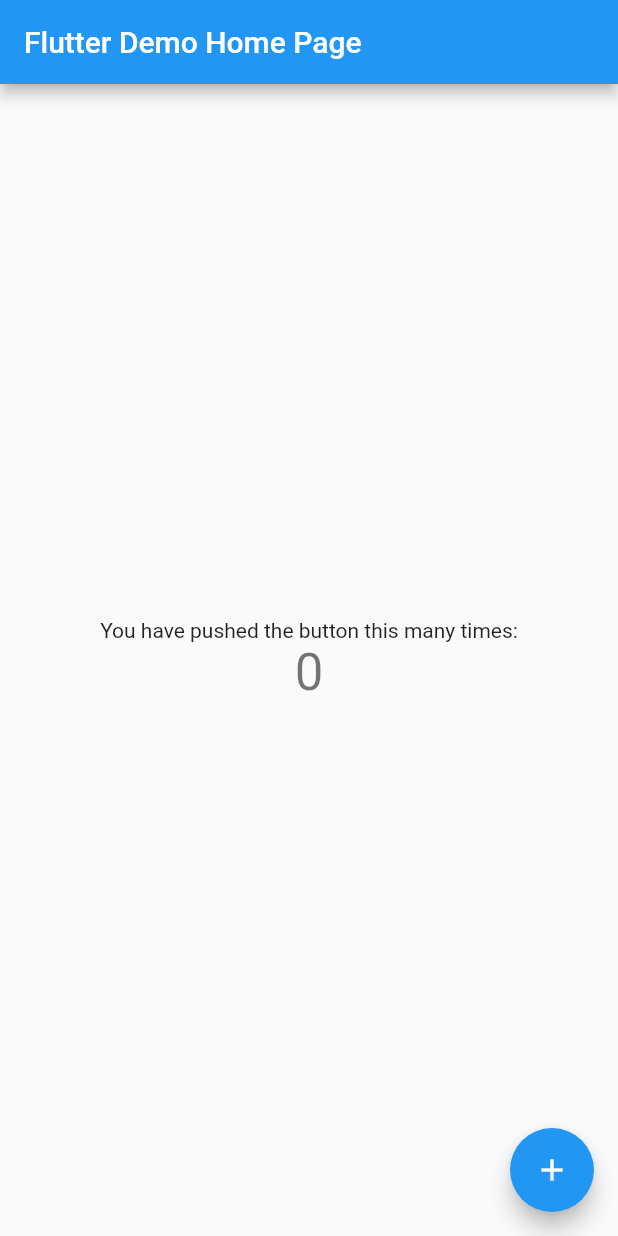
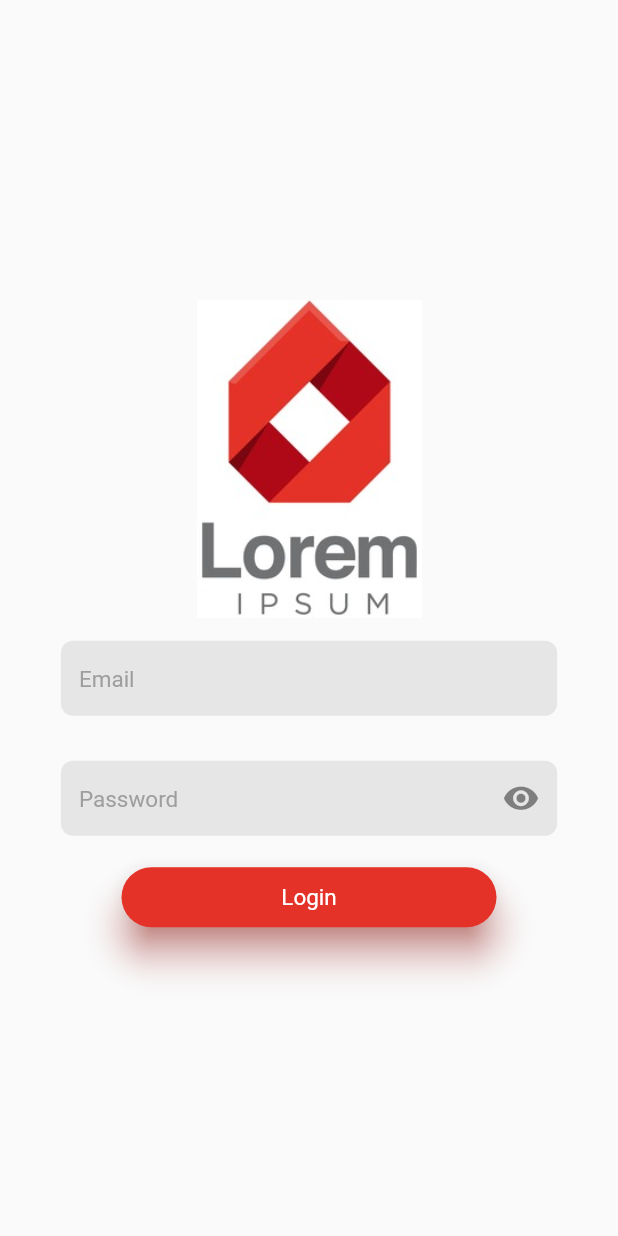
Before and after one commit to sudoahmed/MsGlobalTask1, a Flutter app: the screen it shows after launch, on a phone screen of 412 x 824 dp. Run offline on Flutter 3.47's test engine with Material 2 defaults, Android fonts, the phone set to English and light mode, and no system bars; our stand-ins replace animated_splash_screen.

Commit message:
Login page is added

```diff
--- /dev/null
+++ b/lib/components/custom_button.dart
@@ -0,0 +1,46 @@
+import 'package:flutter/material.dart';
+
+class CustomButton extends StatelessWidget {
+  final String buttonText;
+  final Color buttonColor;
+  final void Function()? buttonFunction;
+  final double desiredWidth;
+
+  const CustomButton({
+    Key? key,
+    required this.buttonText,
+    required this.buttonColor,
+    required this.buttonFunction,
+    required this.desiredWidth,
+  }) : super(key: key);
+
+  @override
+  Widget build(BuildContext context) {
+    return Container(
+      width: desiredWidth,
+      margin: const EdgeInsets.symmetric(horizontal: 15, vertical: 2),
+      child: ElevatedButton(
+        onPressed: buttonFunction,
+        style: ButtonStyle(
+          elevation: MaterialStateProperty.all(10),
+          shadowColor: MaterialStateProperty.all(buttonColor),
+          fixedSize: MaterialStateProperty.all(
+            Size(desiredWidth, 40),
+          ),
+          backgroundColor: MaterialStateProperty.all(buttonColor),
+          shape: MaterialStateProperty.all(
+            RoundedRectangleBorder(
+              borderRadius: BorderRadius.circular(20),
+            ),
+          ),
+          textStyle: MaterialStateProperty.all(
+            const TextStyle(
+              fontSize: 15,
+            ),
+          ),
+        ),
+        child: Text(buttonText),
+      ),
+    );
+  }
+}
--- /dev/null
+++ b/lib/components/custom_textfield.dart
@@ -0,0 +1,57 @@
+import 'package:flutter/material.dart';
+import 'package:ms_global_task1/constants/color_constants.dart';
+
+class CustomTextField extends StatelessWidget {
+  const CustomTextField({
+    Key? key,
+    required this.hintText,
+    required this.hintTextColor,
+    this.suffixIcon,
+    this.keyboard,
+    this.passwordField,
+    this.customFontSize,
+    this.customColor,
+    this.textDeco,
+  }) : super(key: key);
+
+  final String hintText;
+  final Color hintTextColor;
+  final Widget? suffixIcon;
+  final TextInputType? keyboard;
+  final bool? passwordField;
+  final double? customFontSize;
+  final Color? customColor;
+  final TextDecoration? textDeco;
+
+  @override
+  Widget build(BuildContext context) {
+    return Container(
+      margin: const EdgeInsets.symmetric(horizontal: 20, vertical: 15),
+      height: 50,
+      child: TextField(
+        obscureText: passwordField ?? false,
+        keyboardType: keyboard,
+        style: const TextStyle(color: kDefaultButtonColor),
+        decoration: InputDecoration(
+          border: const OutlineInputBorder().copyWith(
+            borderRadius: BorderRadius.circular(8),
+          ),
+          enabledBorder: const OutlineInputBorder(borderSide: BorderSide.none)
+              .copyWith(borderRadius: BorderRadius.circular(8)),
+          suffixIcon: suffixIcon,
+          filled: true,
+          fillColor: customColor ?? const Color.fromRGBO(230, 230, 230, 1),
+          isDense: true,
+          hintText: hintText,
+          hintStyle: TextStyle(
+            color: hintTextColor,
+            fontSize: customFontSize ?? 15,
+            decoration: textDeco ?? TextDecoration.none,
+
+            //fontWeight: FontWeight.bold,
+          ),
+        ),
+      ),
+    );
+  }
+}
--- /dev/null
+++ b/lib/constants/color_constants.dart
@@ -0,0 +1,3 @@
+import 'package:flutter/material.dart';
+
+const Color kDefaultButtonColor = Color.fromRGBO(228, 50, 40, 1);
--- a/lib/main.dart
+++ b/lib/main.dart
@@ -1,4 +1,5 @@
 import 'package:flutter/material.dart';
+import 'package:ms_global_task1/screens/splash_screen.dart';
 
 void main() {
   runApp(const MyApp());
@@ -13,103 +14,9 @@ class MyApp extends StatelessWidget {
     return MaterialApp(
       title: 'Flutter Demo',
       theme: ThemeData(
-        // This is the theme of your application.
-        //
-        // Try running your application with "flutter run". You'll see the
-        // application has a blue toolbar. Then, without quitting the app, try
-        // changing the primarySwatch below to Colors.green and then invoke
-        // "hot reload" (press "r" in the console where you ran "flutter run",
-        // or simply save your changes to "hot reload" in a Flutter IDE).
-        // Notice that the counter didn't reset back to zero; the application
-        // is not restarted.
         primarySwatch: Colors.blue,
       ),
-      home: const MyHomePage(title: 'Flutter Demo Home Page'),
+      home: const SplashScreen(),
     );
   }
 }
-
-class MyHomePage extends StatefulWidget {
-  const MyHomePage({Key? key, required this.title}) : super(key: key);
-
-  // This widget is the home page of your application. It is stateful, meaning
-  // that it has a State object (defined below) that contains fields that affect
-  // how it looks.
-
-  // This class is the configuration for the state. It holds the values (in this
-  // case the title) provided by the parent (in this case the App widget) and
-  // used by the build method of the State. Fields in a Widget subclass are
-  // always marked "final".
-
-  final String title;
-
-  @override
-  State<MyHomePage> createState() => _MyHomePageState();
-}
-
-class _MyHomePageState extends State<MyHomePage> {
-  int _counter = 0;
-
-  void _incrementCounter() {
-    setState(() {
-      // This call to setState tells the Flutter framework that something has
-      // changed in this State, which causes it to rerun the build method below
-      // so that the display can reflect the updated values. If we changed
-      // _counter without calling setState(), then the build method would not be
-      // called again, and so nothing would appear to happen.
-      _counter++;
-    });
-  }
-
-  @override
-  Widget build(BuildContext context) {
-    // This method is rerun every time setState is called, for instance as done
-    // by the _incrementCounter method above.
-    //
-    // The Flutter framework has been optimized to make rerunning build methods
-    // fast, so that you can just rebuild anything that needs updating rather
-    // than having to individually change instances of widgets.
-    return Scaffold(
-      appBar: AppBar(
-        // Here we take the value from the MyHomePage object that was created by
-        // the App.build method, and use it to set our appbar title.
-        title: Text(widget.title),
-      ),
-      body: Center(
-        // Center is a layout widget. It takes a single child and positions it
-        // in the middle of the parent.
-        child: Column(
-          // Column is also a layout widget. It takes a list of children and
-          // arranges them vertically. By default, it sizes itself to fit its
-          // children horizontally, and tries to be as tall as its parent.
-          //
-          // Invoke "debug painting" (press "p" in the console, choose the
-          // "Toggle Debug Paint" action from the Flutter Inspector in Android
-          // Studio, or the "Toggle Debug Paint" command in Visual Studio Code)
-          // to see the wireframe for each widget.
-          //
-          // Column has various properties to control how it sizes itself and
-          // how it positions its children. Here we use mainAxisAlignment to
-          // center the children vertically; the main axis here is the vertical
-          // axis because Columns are vertical (the cross axis would be
-          // horizontal).
-          mainAxisAlignment: MainAxisAlignment.center,
-          children: <Widget>[
-            const Text(
-              'You have pushed the button this many times:',
-            ),
-            Text(
-              '$_counter',
-              style: Theme.of(context).textTheme.headline4,
-            ),
-          ],
-        ),
-      ),
-      floatingActionButton: FloatingActionButton(
-        onPressed: _incrementCounter,
-        tooltip: 'Increment',
-        child: const Icon(Icons.add),
-      ), // This trailing comma makes auto-formatting nicer for build methods.
-    );
-  }
-}
--- /dev/null
+++ b/lib/screens/login_screen.dart
@@ -0,0 +1,62 @@
+import 'package:flutter/material.dart';
+import 'package:ms_global_task1/components/custom_button.dart';
+import 'package:ms_global_task1/components/custom_textfield.dart';
+import 'package:ms_global_task1/constants/color_constants.dart';
+
+class LoginScreen extends StatefulWidget {
+  const LoginScreen({Key? key}) : super(key: key);
+
+  @override
+  State<LoginScreen> createState() => _LoginScreenState();
+}
+
+class _LoginScreenState extends State<LoginScreen> {
+  bool _showPass = true;
+  @override
+  Widget build(BuildContext context) {
+    final _width = MediaQuery.of(context).size.width;
+    return Scaffold(
+      body: SafeArea(
+          child: Center(
+        child: Column(
+          mainAxisAlignment: MainAxisAlignment.center,
+          children: [
+            Image.asset(
+              'assets/images/splashLogo.jpeg',
+              width: 150,
+            ),
+            SizedBox(
+              width: _width * 0.9,
+              child: const CustomTextField(
+                  hintText: 'Email', hintTextColor: Colors.grey),
+            ),
+            SizedBox(
+              width: _width * 0.9,
+              child: CustomTextField(
+                hintText: 'Password',
+                passwordField: _showPass,
+                hintTextColor: Colors.grey,
+                suffixIcon: InkWell(
+                  child: const Icon(
+                    Icons.visibility,
+                    size: 25,
+                  ),
+                  onTap: () {
+                    setState(() {
+                      _showPass = !_showPass;
+                    });
+                  },
+                ),
+              ),
+            ),
+            CustomButton(
+                buttonText: 'Login',
+                buttonColor: kDefaultButtonColor,
+                buttonFunction: () {},
+                desiredWidth: 250)
+          ],
+        ),
+      )),
+    );
+  }
+}
--- /dev/null
+++ b/lib/screens/splash_screen.dart
@@ -0,0 +1,27 @@
+import 'package:flutter/material.dart';
+import 'package:animated_splash_screen/animated_splash_screen.dart';
+
+import 'login_screen.dart';
+
+class SplashScreen extends StatefulWidget {
+  const SplashScreen({Key? key}) : super(key: key);
+
+  @override
+  State<SplashScreen> createState() => _SplashScreenState();
+}
+
+class _SplashScreenState extends State<SplashScreen> {
+  @override
+  Widget build(BuildContext context) {
+    return Scaffold(
+      body: AnimatedSplashScreen(
+        splashTransition: SplashTransition.fadeTransition,
+        splashIconSize: 200,
+        animationDuration: const Duration(milliseconds: 2000),
+        splash: 'assets/images/splashLogo.jpeg',
+        duration: 2000,
+        nextScreen: const LoginScreen(),
+      ),
+    );
+  }
+}
--- a/pubspec.yaml
+++ b/pubspec.yaml
@@ -34,6 +34,7 @@ dependencies:
   # The following adds the Cupertino Icons font to your application.
   # Use with the CupertinoIcons class for iOS style icons.
   cupertino_icons: ^1.0.2
+  animated_splash_screen: ^1.3.0
 
 dev_dependencies:
   flutter_test:
@@ -58,9 +59,8 @@ flutter:
   uses-material-design: true
 
   # To add assets to your application, add an assets section, like this:
-  # assets:
-  #   - images/a_dot_burr.jpeg
-  #   - images/a_dot_ham.jpeg
+  assets:
+     - assets/images/splashLogo.jpeg
 
   # An image asset can refer to one or more resolution-specific "variants", see
   # https://flutter.dev/assets-and-images/#resolution-aware.
```
Also changed, not shown: assets/images/splashLogo.jpeg (added), pubspec.lock.
